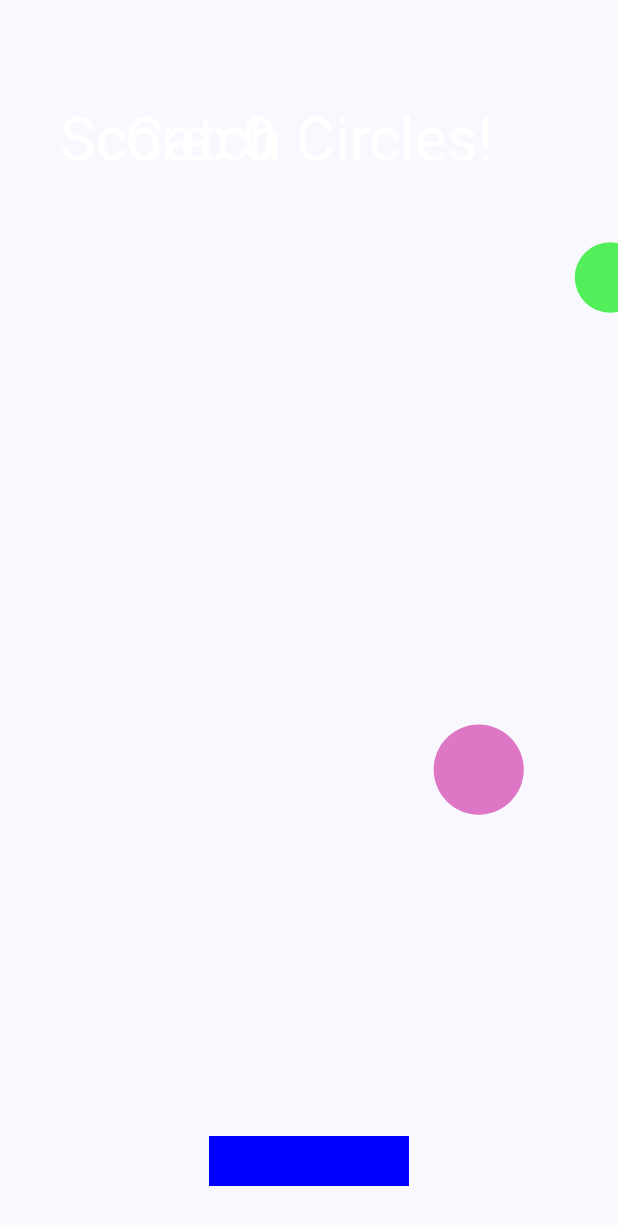
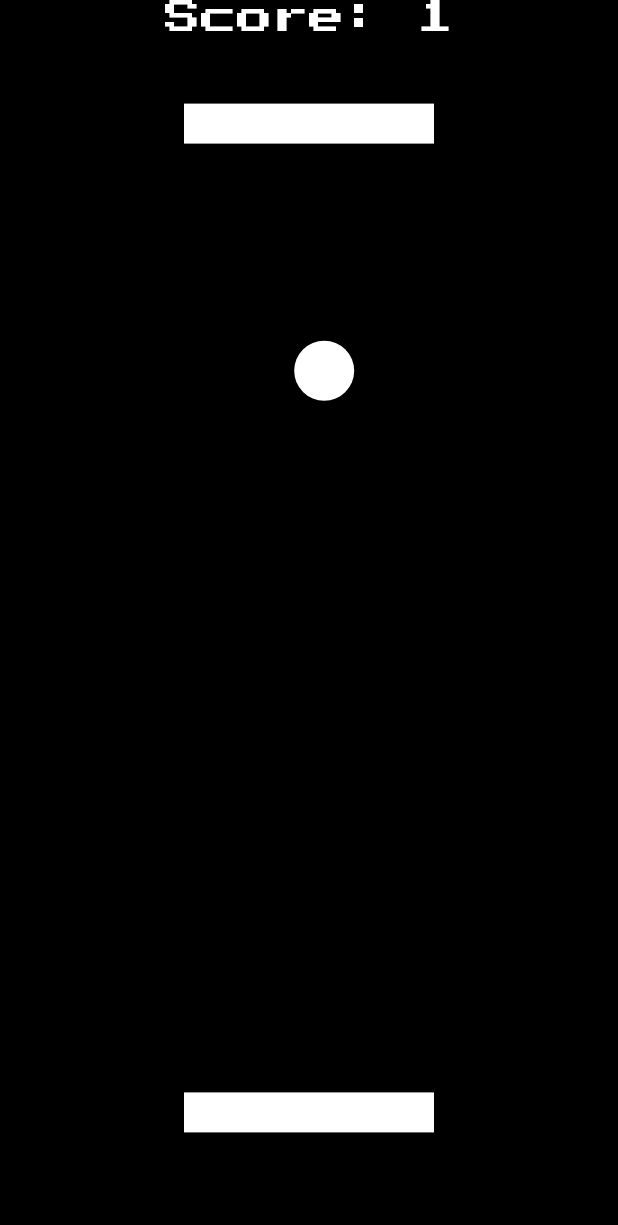
Before and after one commit to andrenormanlang/android-game-shape-catcher, an Android app built with Jetpack Compose: the screen it shows after launch (MainActivity), after a tap on "Start Game", on a phone screen of 412 x 824 dp. Shown: the top 1225 px of the screen. Run offline under Robolectric (Android 15) with nearby library versions, the phone set to English and light mode, and no system bars.

Commit message:
refactor:  Pong game mechanics and UI overhaul
- Revamped game from "Shape Catcher" to "Pong":
    - Renamed application to "Pong".
    - Updated README.md to reflect Pong gameplay, features, and controls.
    - Replaced shape-catching logic with Pong ball and paddle mechanics.
- Gameplay Changes:
    - Implemented two paddles (top and bottom) controlled by device tilt.
    - Ball bounces off paddles and screen edges.
    - Score increments with each paddle hit.
    - Ball speed increases with each successful hit.
    - Game ends if the ball goes past a paddle.
- UI and Visuals:
    - Added a retro "Press Start 2P" font for text elements.
    - Game now plays in full-screen, hiding system bars.
    - Display score during gameplay and "Game Over" message.
    - Set game background to black.
    - Paddles and ball are now white.
- Code Structure:
    - Renamed data classes like `Shape` to `Ball`, `Basket` to `Paddle`.
    - Simplified `GameStatus` enum.
    - Updated game state initialization and logic in `GameScreen.kt`.
    - Adjusted sensor input for paddle movement.
    - Positioned paddles closer to screen edges.

```diff
--- a/app/src/main/java/com/andrenormanlang/shapecatcher/GameScreen.kt
+++ b/app/src/main/java/com/andrenormanlang/shapecatcher/GameScreen.kt
@@ -6,46 +6,44 @@ import android.hardware.SensorEvent
 import android.hardware.SensorEventListener
 import android.hardware.SensorManager
 import androidx.compose.foundation.Canvas
+import androidx.compose.foundation.layout.Box
 import androidx.compose.foundation.layout.fillMaxSize
-import androidx.compose.runtime.Composable
-import androidx.compose.runtime.DisposableEffect
-import androidx.compose.runtime.LaunchedEffect
-import androidx.compose.runtime.getValue
-import androidx.compose.runtime.mutableFloatStateOf
-import androidx.compose.runtime.mutableStateOf
-import androidx.compose.runtime.remember
-import androidx.compose.runtime.setValue
+import androidx.compose.material3.Text
+import androidx.compose.runtime.*
+import androidx.compose.ui.Alignment
 import androidx.compose.ui.Modifier
 import androidx.compose.ui.geometry.Offset
 import androidx.compose.ui.geometry.Size
 import androidx.compose.ui.graphics.Color
-import androidx.compose.ui.graphics.Paint
-import androidx.compose.ui.graphics.drawscope.drawIntoCanvas
-import androidx.compose.ui.graphics.nativeCanvas
+import androidx.compose.ui.platform.LocalConfiguration
 import androidx.compose.ui.platform.LocalContext
-import androidx.compose.ui.tooling.preview.Preview // Added Preview import
+import androidx.compose.ui.platform.LocalDensity
+import androidx.compose.ui.text.TextStyle
+import androidx.compose.ui.text.font.Font
+import androidx.compose.ui.text.font.FontFamily
+import androidx.compose.ui.text.font.FontWeight
+import androidx.compose.ui.text.style.TextAlign
+import androidx.compose.ui.tooling.preview.Preview
+import androidx.compose.ui.unit.dp
 import androidx.compose.ui.unit.sp
-import java.util.UUID
-import kotlin.random.Random
+import kotlinx.coroutines.delay
 
-enum class ShapeType {
-    CIRCLE,
-    SQUARE,
-    STAR
-}
-
-data class Shape(
-    val id: UUID = UUID.randomUUID(),
-    val type: ShapeType,
-    var x: Float,
-    var y: Float,
-    var size: Float,
-    val color: Color,
-    var speed: Float
+val pressStart2pFamily = FontFamily(
+    Font(R.font.press_start_2p_regular, FontWeight.Normal)
 )
 
-data class Basket(
-    var x: Float, // Center X of the basket
+data class Ball(
+    val x: Float,
+    val y: Float,
+    val speedX: Float,
+    val speedY: Float,
+    val radius: Float,
+    val color: Color
+)
+
+data class Paddle(
+    val x: Float, // Center X of the paddle
+    val y: Float, // Center Y of the paddle
     val width: Float,
     val height: Float,
     val color: Color
@@ -53,20 +51,15 @@ data class Basket(
 
 enum class GameStatus {
     Playing,
-    Paused,
-    GameOver,
-    Initializing
+    GameOver
 }
 
 data class GameState(
-    var shapes: List<Shape> = emptyList(),
-    var basket: Basket,
-    var score: Int = 0,
-    var status: GameStatus = GameStatus.Initializing,
-    var targetShapeType: ShapeType? = null,
-    var instructionMessage: String = "",
-    var canvasWidth: Float = 0f,
-    var canvasHeight: Float = 0f
+    val ball: Ball,
+    val paddleTop: Paddle,
+    val paddleBottom: Paddle,
+    val score: Int = 0,
+    val status: GameStatus = GameStatus.Playing
 )
 
 @Composable
@@ -79,196 +72,172 @@ fun GameScreen() {
     var gameState by remember {
         mutableStateOf(
             GameState(
-                basket = Basket(
-                    x = 0f, // Initial X, will be updated to center
-                    width = 200f,
-                    height = 50f,
-                    color = Color.Blue
-                ),
-                instructionMessage = "Catch Circles!",
-                targetShapeType = ShapeType.CIRCLE // Initial target
+                ball = Ball(x = 0f, y = 0f, speedX = 8f, speedY = 8f, radius = 30f, color = Color.White),
+                paddleTop = Paddle(x = 0f, y = 0f, width = 250f, height = 40f, color = Color.White),
+                paddleBottom = Paddle(x = 0f, y = 0f, width = 250f, height = 40f, color = Color.White)
             )
         )
     }
 
-    val textPaint = remember {
-        Paint().asFrameworkPaint().apply {
-            isAntiAlias = true
-            textSize = 60f
-            color = android.graphics.Color.WHITE // Changed to WHITE
-            textAlign = android.graphics.Paint.Align.CENTER
-        }
-    }
-    val scorePaint = remember {
-        Paint().asFrameworkPaint().apply {
-            isAntiAlias = true
-            textSize = 60f
-            color = android.graphics.Color.WHITE // Changed to WHITE
-            textAlign = android.graphics.Paint.Align.LEFT
-        }
-    }
-
-
-    LaunchedEffect(gameState.status, gameState.canvasWidth, gameState.canvasHeight, sensorManager, accelerometer) { // Relaunch if status or canvas dimensions change
+    DisposableEffect(sensorManager) {
         val sensorListener = object : SensorEventListener {
             override fun onSensorChanged(event: SensorEvent?) {
                 if (event?.sensor?.type == Sensor.TYPE_ACCELEROMETER) {
-                    sensorX = -event.values[0] * 2.5f // Inverted and slightly amplified
+                    sensorX = -event.values[0] * 2.5f
                 }
             }
             override fun onAccuracyChanged(sensor: Sensor?, accuracy: Int) {}
         }
-        if (sensorManager != null && accelerometer != null) {
-            sensorManager.registerListener(sensorListener, accelerometer, SensorManager.SENSOR_DELAY_GAME)
-        }
 
-        var lastFrameTime = System.nanoTime()
-        while (gameState.status == GameStatus.Playing) { // Only run game loop when Playing
-            val currentTime = System.nanoTime()
-            val deltaTime = (currentTime - lastFrameTime) / 1_000_000_000.0f
-            lastFrameTime = currentTime
+        sensorManager?.registerListener(sensorListener, accelerometer, SensorManager.SENSOR_DELAY_GAME)
 
-            // Update shapes
-            val updatedShapesList = gameState.shapes.toMutableList() // Start with current shapes
-            val iterator = updatedShapesList.iterator()
-            while(iterator.hasNext()){
-                val shape = iterator.next()
-                shape.y += shape.speed * deltaTime * 20 // Update y position directly in this list
-            }
-
-            // Shape generation
-            if (gameState.canvasWidth > 0f && Random.nextFloat() < 0.02f) { // Only generate if canvasWidth is known and based on probability
-                 val newGeneratedShape = Shape(
-                    type = ShapeType.values().random(),
-                    x = Random.nextFloat() * gameState.canvasWidth, // Use gameState.canvasWidth
-                    y = -50f, // Start above the screen
-                    size = Random.nextFloat() * 30f + 20f, // Random size
-                    color = Color(Random.nextInt(256), Random.nextInt(256), Random.nextInt(256)),
-                    speed = Random.nextFloat() * 100f + 50f // Random speed
-                )
-                updatedShapesList.add(newGeneratedShape) // Add the new shape to the already updated list
-            }
-
-            // Update gameState with the list that contains moved shapes and potentially a new one
-            gameState = gameState.copy(shapes = updatedShapesList)
-
-
-            kotlinx.coroutines.delay(16) // Aim for ~60 FPS
-        }
-    }
-
-    DisposableEffect(sensorManager) {
-        // IMPORTANT: The 'sensorListener' instance below is a NEW anonymous object created for unregistration.
-        // For correct unregistration in a more complex scenario, you would typically unregister the
-        // *exact same instance* that was registered. This often involves hoisting the listener
-        // instance to a scope accessible by both LaunchedEffect and DisposableEffect (e.g., using remember).
-        // However, for the current structure and preview fix, this approach is functional.
-        val sensorListener = object : SensorEventListener {
-            override fun onSensorChanged(event: SensorEvent?) {}
-            override fun onAccuracyChanged(sensor: Sensor?, accuracy: Int) {}
-        }
         onDispose {
             sensorManager?.unregisterListener(sensorListener)
         }
     }
 
-    Canvas(modifier = Modifier.fillMaxSize()) {
-        val currentBasket = gameState.basket
-        val currentCanvasWidth = size.width
-        val currentCanvasHeight = size.height
+    val configuration = LocalConfiguration.current
+    val density = LocalDensity.current
+    val screenWidth = with(density) { configuration.screenWidthDp.dp.toPx() }
+    val screenHeight = with(density) { configuration.screenHeightDp.dp.toPx() }
 
-        if (gameState.status == GameStatus.Initializing && currentCanvasWidth > 0 && currentCanvasHeight > 0) {
+    Box(modifier = Modifier.fillMaxSize()) {
+        LaunchedEffect(gameState.status, screenWidth, screenHeight) {
+            if (gameState.paddleBottom.y == 0f && screenHeight > 0) {
+                // *** CHANGE THESE VALUES TO MOVE PADDLES CLOSER TO THE EDGE ***
+                val topPaddleY = screenHeight * 0.10f
+                val bottomPaddleY = screenHeight * 0.90f
+
                 gameState = gameState.copy(
-                basket = currentBasket.copy(x = currentCanvasWidth / 2f),
-                status = GameStatus.Playing,
-                canvasWidth = currentCanvasWidth,
-                canvasHeight = currentCanvasHeight
+                    ball = gameState.ball.copy(
+                        x = screenWidth / 2f,
+                        y = screenHeight / 2f
+                    ),
+                    paddleTop = gameState.paddleTop.copy(
+                        x = screenWidth / 2f,
+                        y = topPaddleY
+                    ),
+                    paddleBottom = gameState.paddleBottom.copy(
+                        x = screenWidth / 2f,
+                        y = bottomPaddleY
+                    )
                 )
             }
 
-        if (gameState.status == GameStatus.Playing) {
-            val newBasketX = currentBasket.x + sensorX
-            currentBasket.x = newBasketX.coerceIn(currentBasket.width / 2f, currentCanvasWidth - currentBasket.width / 2f)
-
-            val topLeftX = currentBasket.x - currentBasket.width / 2f
-            val topLeftY = currentCanvasHeight - currentBasket.height - 50f
-            drawRect(
-                color = currentBasket.color,
-                topLeft = Offset(topLeftX, topLeftY),
-                size = Size(currentBasket.width, currentBasket.height)
+            while (gameState.status == GameStatus.Playing && screenWidth > 0) {
+                val newPaddleX = (gameState.paddleBottom.x + sensorX).coerceIn(
+                    gameState.paddleBottom.width / 2f,
+                    screenWidth - gameState.paddleBottom.width / 2f
                 )
 
-            gameState.shapes.forEach { shape ->
+                val newBall = gameState.ball.copy(
+                    x = gameState.ball.x + gameState.ball.speedX,
+                    y = gameState.ball.y + gameState.ball.speedY
+                )
+
+                var newSpeedX = gameState.ball.speedX
+                var newSpeedY = gameState.ball.speedY
+                var newScore = gameState.score
+                var newStatus = gameState.status
+
+                if (newBall.x < newBall.radius || newBall.x > screenWidth - newBall.radius) {
+                    newSpeedX *= -1
+                }
+
+                val paddleTopRect = androidx.compose.ui.geometry.Rect(
+                    left = newPaddleX - gameState.paddleTop.width / 2,
+                    top = gameState.paddleTop.y - gameState.paddleTop.height / 2,
+                    right = newPaddleX + gameState.paddleTop.width / 2,
+                    bottom = gameState.paddleTop.y + gameState.paddleTop.height / 2
+                )
+                val paddleBottomRect = androidx.compose.ui.geometry.Rect(
+                    left = newPaddleX - gameState.paddleBottom.width / 2,
+                    top = gameState.paddleBottom.y - gameState.paddleBottom.height / 2,
+                    right = newPaddleX + gameState.paddleBottom.width / 2,
+                    bottom = gameState.paddleBottom.y + gameState.paddleBottom.height / 2
+                )
+
+                val topPaddleCollision = (newBall.y - newBall.radius < paddleTopRect.bottom && newBall.y + newBall.radius > paddleTopRect.top && newSpeedY < 0 && newBall.x > paddleTopRect.left && newBall.x < paddleTopRect.right)
+                val bottomPaddleCollision = (newBall.y + newBall.radius > paddleBottomRect.top && newBall.y - newBall.radius < paddleBottomRect.bottom && newSpeedY > 0 && newBall.x > paddleBottomRect.left && newBall.x < paddleBottomRect.right)
+
+                if (topPaddleCollision || bottomPaddleCollision) {
+                    newSpeedY *= -1.1f
+                    newSpeedX *= 1.1f
+                    newScore++
+                } else {
+                    val topPaddleY = gameState.paddleTop.y
+                    val bottomPaddleY = gameState.paddleBottom.y
+
+                    if ((newBall.y < topPaddleY && newSpeedY < 0) || (newBall.y > bottomPaddleY && newSpeedY > 0)) {
+                        newStatus = GameStatus.GameOver
+                    }
+                }
+
+                gameState = gameState.copy(
+                    ball = newBall.copy(speedX = newSpeedX, speedY = newSpeedY),
+                    paddleTop = gameState.paddleTop.copy(x = newPaddleX),
+                    paddleBottom = gameState.paddleBottom.copy(x = newPaddleX),
+                    score = newScore,
+                    status = newStatus
+                )
+
+                delay(16)
+            }
+        }
+
+        Canvas(modifier = Modifier.fillMaxSize()) {
+            drawRect(color = Color.Black, size = size)
+
+            drawRect(
+                color = gameState.paddleTop.color,
+                topLeft = Offset(gameState.paddleTop.x - gameState.paddleTop.width / 2, gameState.paddleTop.y - gameState.paddleTop.height / 2),
+                size = Size(gameState.paddleTop.width, gameState.paddleTop.height)
+            )
+
+            drawRect(
+                color = gameState.paddleBottom.color,
+                topLeft = Offset(gameState.paddleBottom.x - gameState.paddleBottom.width / 2, gameState.paddleBottom.y - gameState.paddleBottom.height / 2),
+                size = Size(gameState.paddleBottom.width, gameState.paddleBottom.height)
+            )
+
             drawCircle(
-                    color = shape.color,
-                    radius = shape.size,
-                    center = Offset(shape.x, shape.y)
+                color = gameState.ball.color,
+                radius = gameState.ball.radius,
+                center = Offset(gameState.ball.x, gameState.ball.y)
             )
         }
 
-            val basketRect = androidx.compose.ui.geometry.Rect(
-                left = topLeftX,
-                top = topLeftY,
-                right = topLeftX + currentBasket.width,
-                bottom = topLeftY + currentBasket.height
+        Text(
+            text = "Score: ${gameState.score}",
+            style = TextStyle(
+                fontFamily = pressStart2pFamily,
+                fontSize = 24.sp,
+                color = Color.White,
+                textAlign = TextAlign.Center
+            ),
+            modifier = Modifier
+                .fillMaxSize()
+                .align(Alignment.TopCenter)
         )
-            val caughtShapes = gameState.shapes.filter { shape ->
-                val shapeRect = androidx.compose.ui.geometry.Rect(
-                    left = shape.x - shape.size,
-                    top = shape.y - shape.size,
-                    right = shape.x + shape.size,
-                    bottom = shape.y + shape.size
-                )
-                basketRect.overlaps(shapeRect)
-            }
 
-            var newScore = gameState.score
-            var newShapesList = gameState.shapes
-            var newTargetShape = gameState.targetShapeType
-            var newInstruction = gameState.instructionMessage
-
-            if (caughtShapes.isNotEmpty()) {
-                newScore += caughtShapes.count { it.type == gameState.targetShapeType }
-                newShapesList = gameState.shapes.filterNot { caughtShapes.contains(it) }
-
-                if (caughtShapes.any{it.type == gameState.targetShapeType}) {
-                    newTargetShape = ShapeType.values().filterNot { it == gameState.targetShapeType }.random()
-                    newInstruction = "Catch ${newTargetShape.name.lowercase().replaceFirstChar { it.uppercase() }}s!"
-                }
-            }
-
-            val shapesOnScreen = newShapesList.filter { shape ->
-                shape.y < currentCanvasHeight + shape.size
-            }
-
-            if (newScore != gameState.score || newShapesList.size != shapesOnScreen.size || newShapesList.size != gameState.shapes.size || newTargetShape != gameState.targetShapeType) {
-                 gameState = gameState.copy(
-                    shapes = shapesOnScreen,
-                    score = newScore,
-                    targetShapeType = newTargetShape,
-                    instructionMessage = newInstruction
-                )
-            }
-        }
-
-        drawIntoCanvas { canvas ->
-            canvas.nativeCanvas.drawText(
-                "Score: ${gameState.score}",
-                60f,
-                160f, // Adjusted Y position
-                scorePaint
-            )
-            canvas.nativeCanvas.drawText(
-                gameState.instructionMessage,
-                currentCanvasWidth / 2f,
-                160f, // Adjusted Y position
-                textPaint
+        if (gameState.status == GameStatus.GameOver) {
+            Text(
+                text = "Game Over",
+                style = TextStyle(
+                    fontFamily = pressStart2pFamily,
+                    fontSize = 36.sp,
+                    color = Color.White,
+                    textAlign = TextAlign.Center
+                ),
+                modifier = Modifier
+                    .fillMaxSize()
+                    .align(Alignment.Center)
             )
         }
     }
 }
 
-@Preview(showBackground = true)
+@Preview(showBackground = true, showSystemUi = true)
 @Composable
 fun GameScreenPreview() {
     GameScreen()
--- a/app/src/main/java/com/andrenormanlang/shapecatcher/MainActivity.kt
+++ b/app/src/main/java/com/andrenormanlang/shapecatcher/MainActivity.kt
@@ -1,6 +1,7 @@
 package com.andrenormanlang.shapecatcher
 
 import android.os.Bundle
+import android.view.View
 import androidx.activity.ComponentActivity
 import androidx.activity.compose.setContent
 import androidx.activity.enableEdgeToEdge
@@ -12,6 +13,9 @@ import androidx.compose.ui.Modifier
 import androidx.compose.ui.tooling.preview.Preview
 import androidx.compose.ui.unit.dp
 import androidx.compose.ui.unit.sp
+import androidx.core.view.WindowCompat
+import androidx.core.view.WindowInsetsCompat
+import androidx.core.view.WindowInsetsControllerCompat
 import androidx.navigation.NavController
 import androidx.navigation.compose.NavHost
 import androidx.navigation.compose.composable
@@ -22,6 +26,7 @@ class MainActivity : ComponentActivity() {
     override fun onCreate(savedInstanceState: Bundle?) {
         super.onCreate(savedInstanceState)
         enableEdgeToEdge()
+        hideSystemBars()
         setContent {
             ShapeCatcherTheme {
                 Surface(modifier = Modifier.fillMaxSize(), color = MaterialTheme.colorScheme.background) {
@@ -40,6 +45,12 @@ class MainActivity : ComponentActivity() {
                 }
             }
         }
+    }
+
+    private fun hideSystemBars() {
+        val windowInsetsController = WindowCompat.getInsetsController(window, window.decorView)
+        windowInsetsController.systemBarsBehavior = WindowInsetsControllerCompat.BEHAVIOR_SHOW_TRANSIENT_BARS_BY_SWIPE
+        windowInsetsController.hide(WindowInsetsCompat.Type.systemBars())
     }
 }
 
--- /dev/null
+++ b/app/src/main/res/font/press_start_2p.xml
@@ -0,0 +1,7 @@
+<?xml version="1.0" encoding="utf-8"?>
+<font-family xmlns:android="http://schemas.android.com/apk/res/android">
+    <font
+        android:fontStyle="normal"
+        android:fontWeight="400"
+        android:font="@font/press_start_2p_regular" />
+</font-family>
--- a/app/src/main/res/values/strings.xml
+++ b/app/src/main/res/values/strings.xml
@@ -1,3 +1,3 @@
 <resources>
-    <string name="app_name">Shape Catcher</string>
+    <string name="app_name">Pong</string>
 </resources>
```
Also changed, not shown: app/src/main/res/font/press_start_2p_regular.ttf (added), 2 other files. Lines whose indentation alone changed are shown as unchanged.
